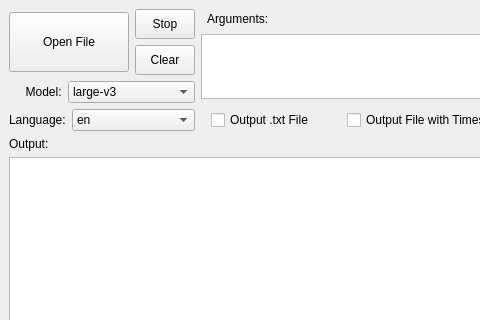
Old version of the form mainwindow.ui in the repository mehtabmahir/easy-whisper-ui; both pictures show x 0 to 480 and y 0 to 320 of the 617 by 581 pixel window.
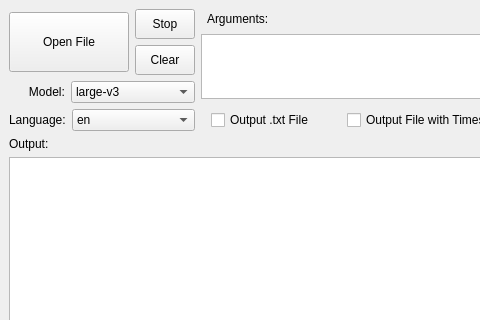
New version of the form.

Commit message: Fix alignment of model and language

```diff
--- a/mainwindow.ui
+++ b/mainwindow.ui
@@ -199,7 +199,7 @@
            </sizepolicy>
           </property>
           <property name="text">
-           <string>     Model:</string>
+           <string>      Model:</string>
           </property>
          </widget>
         </item>
@@ -213,7 +213,7 @@
           </property>
           <property name="maximumSize">
            <size>
-            <width>200</width>
+            <width>130</width>
             <height>25</height>
            </size>
           </property>
```
Left out of the diff: 104 changed lines with no effect on the pictures. The commit also changes 1 other file.
